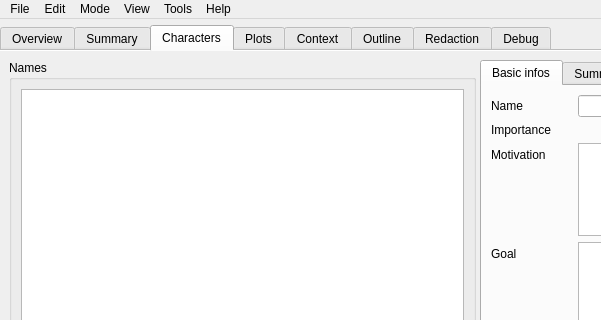
This is src/ui/mainWindow.ui in olivierkes/manuskript as Qt 5 draws it before an edit; both pictures show x 0 to 601 and y 0 to 320 of the 1145 by 801 pixel window. The edited form follows.
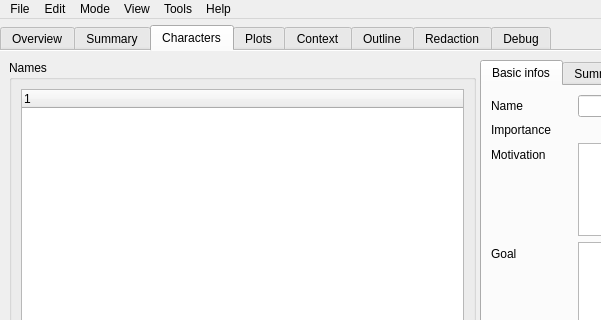
This is the edited form. The open tabs and pages were chosen to show the change. Icons and pictures are not drawn. Custom widgets are drawn as their Qt base class.

Commit message: Working on curstom Perso Model

What changed in the file:
```diff
--- a/src/ui/mainWindow.ui
+++ b/src/ui/mainWindow.ui
@@ -663,13 +663,18 @@
                </property>
                <layout class="QVBoxLayout" name="verticalLayout_8">
                 <item>
-                 <widget class="QListView" name="lstPersos">
+                 <widget class="persoTreeView" name="lstPersos">
                   <property name="horizontalScrollBarPolicy">
                    <enum>Qt::ScrollBarAlwaysOff</enum>
                   </property>
                   <property name="dragEnabled">
                    <bool>true</bool>
                   </property>
+                  <column>
+                   <property name="text">
+                    <string notr="true">1</string>
+                   </property>
+                  </column>
                  </widget>
                 </item>
                 <item>
@@ -2045,6 +2050,11 @@
    <header>ui.editors.mainEditor.h</header>
    <container>1</container>
   </customwidget>
+  <customwidget>
+   <class>persoTreeView</class>
+   <extends>QTreeWidget</extends>
+   <header>ui.views.persoTreeView.h</header>
+  </customwidget>
  </customwidgets>
  <resources/>
  <connections>
```
Left out of the diff: 7 changed lines with no effect on the pictures. The commit also changes 6 other files.
